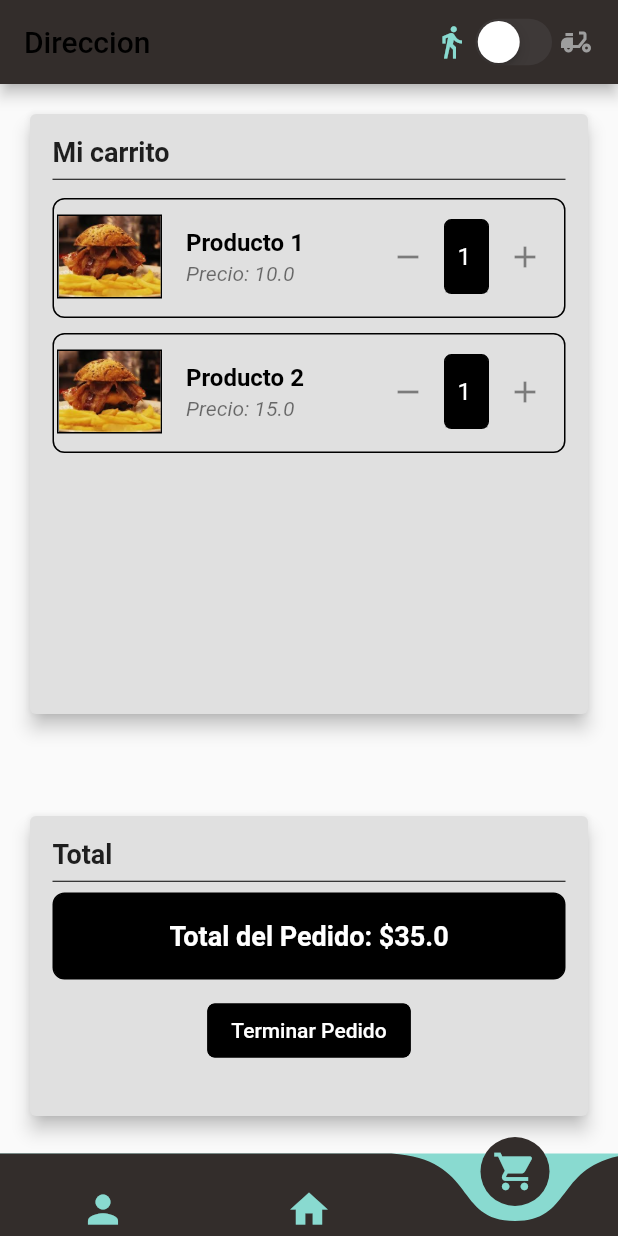
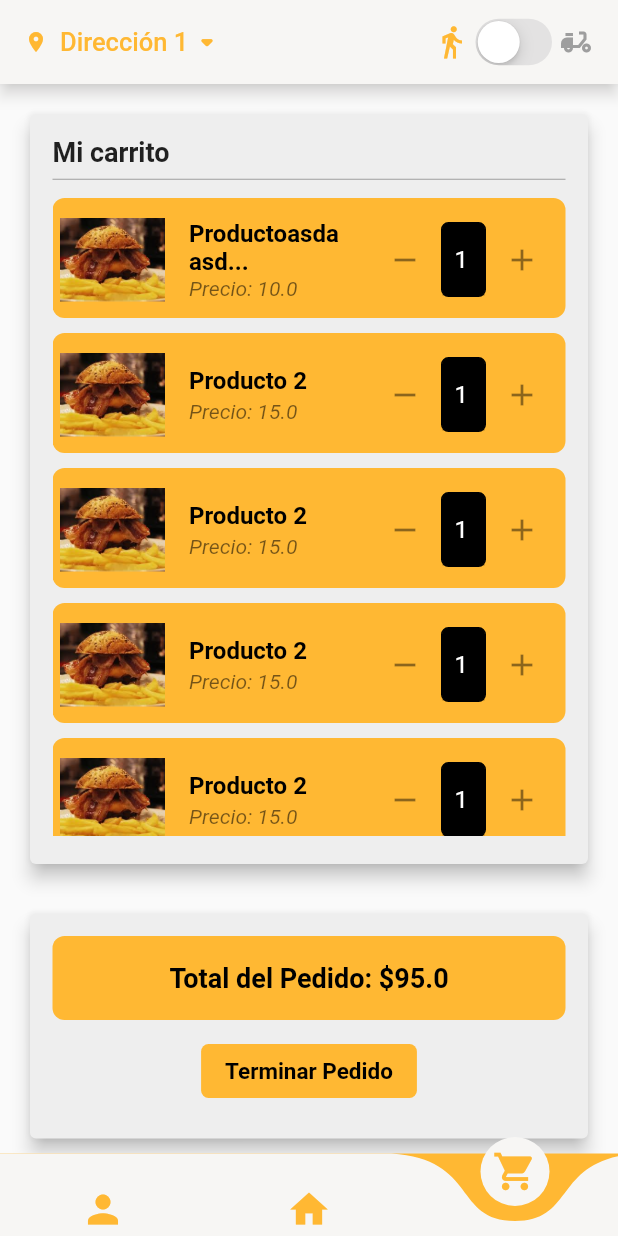
Before and after one commit to luiis03/Delivery_app, a Flutter app: the MainPage screen opened directly, item 3 of the bottom bar chosen, after a tap on "Terminar Pedido", on a phone screen of 412 x 824 dp. Run offline on Flutter 3.47's test engine with Material 3 defaults, Android fonts, the phone set to English and light mode, and no system bars; drawn by our look-alikes of curved_navigation_bar; our stand-ins replace dots_indicator, firebase_auth, firebase_core, get, shared_preferences; missing offline and left inert: clip_shadowx; accounts and stored records are empty; network calls fail; Roboto replaces fonts that are missing (Metropolis).

Commit message:
Añadido cambio de colores y diseño en toda la app + dropdownbutton en appBar, cambios en searchInput

```diff
--- a/lib/pages/carrito/carrito_page.dart
+++ b/lib/pages/carrito/carrito_page.dart
@@ -13,9 +13,12 @@ class CarritoPage extends StatefulWidget {
 }
 
 class _CarritoPageState extends State<CarritoPage> {
-  static const routeName = "/carritoPage";
   List<Producto> carrito = [
-    Producto(nombre: 'Producto 1', cantidad: 2, precio: 10.0),
+    Producto(nombre: 'Productoasdaasdasdasdsasdsd 1', cantidad: 2, precio: 10.0),
+    Producto(nombre: 'Producto 2', cantidad: 1, precio: 15.0),
+    Producto(nombre: 'Producto 2', cantidad: 1, precio: 15.0),
+    Producto(nombre: 'Producto 2', cantidad: 1, precio: 15.0),
+    Producto(nombre: 'Producto 2', cantidad: 1, precio: 15.0),
     Producto(nombre: 'Producto 2', cantidad: 1, precio: 15.0),
   ];
 
@@ -29,10 +32,10 @@ class _CarritoPageState extends State<CarritoPage> {
             crossAxisAlignment: CrossAxisAlignment.stretch,
             children: [
               Card(
-                color: Colors.grey[300],
+                color: Colors.grey[200],
                 elevation: 5.0,
                 child: Container(
-                  height: 400.0,
+                  height: 500.0,
                   padding: const EdgeInsets.all(15.0),
                   child: Column(
                     crossAxisAlignment: CrossAxisAlignment.start,
@@ -54,11 +57,11 @@ class _CarritoPageState extends State<CarritoPage> {
                       ),
                       Divider(
                         height: 15,
-                        color: Colors.black,
+                        color: Colors.grey,
                       ),
                       // Lista de productos
                       Container(
-                        height: 320.0,
+                        height: 430.0,
                         child: ListView.builder(
                           shrinkWrap: true,
                           itemCount: carrito.length,
@@ -68,17 +71,17 @@ class _CarritoPageState extends State<CarritoPage> {
                               margin: EdgeInsets.symmetric(vertical: 5.0),
                               padding: EdgeInsets.all(2.0),
                               decoration: BoxDecoration(
-                                border: Border.all(color: Colors.black),
+                                color: AppColors.naranja,
                                 borderRadius: BorderRadius.circular(8.0),
                               ),
                               child: ListTile(
-                                contentPadding: EdgeInsets.all(0), // Ajusta el espacio interno del ListTile
+                                contentPadding: EdgeInsets.all(3), // Ajusta el espacio interno del ListTile
                                 leading: Container(
                                   width: 70, // Ajusta el ancho del leading según tus preferencias
                                   height: 80, // Ajusta la altura del leading según tus preferencias
                                   decoration: BoxDecoration(
-                                    borderRadius: BorderRadius.circular(Dimensions.radius20),
-                                    border: Border.all(color: Colors.black), // Añade un borde
+                                    color: AppColors.naranja,
+                                    borderRadius: BorderRadius.circular(Dimensions.radius20), // Añade un borde
                                   ),
                                   child: ClipRRect(
                                     borderRadius: BorderRadius.circular(Dimensions.radius20),
@@ -89,7 +92,7 @@ class _CarritoPageState extends State<CarritoPage> {
                                   ),
                                 ),
                                 title: Text(
-                                  carrito[index].nombre,
+                                  carrito[index].nombre.length > 20 ? carrito[index].nombre.substring(0, 15) + '...' : carrito[index].nombre,
                                   style: TextStyle(
                                     color: Colors.black,
                                     fontWeight: FontWeight.bold,
@@ -144,56 +147,34 @@ class _CarritoPageState extends State<CarritoPage> {
                     ],
                   ),
                 ),
-              )
-
-
-              ,SizedBox(height: 60.0),
+              ),
+              SizedBox(height: 25),
               Card(
-                color: Colors.grey[300],
+                color: Colors.grey[200],
                 elevation: 5.0,
                 child: Container(
-                  height: 200.0,
+                  height: 150.0,
                   padding: const EdgeInsets.all(15.0),
                   child: Column(
                     crossAxisAlignment: CrossAxisAlignment.start,
                     children: [
-                      Row(
-                        children: [
-                          Column(
-                            children: [
-                              Text(
-                                'Total',
-                                style: TextStyle(
-                                  fontSize: 18.0,
-                                  fontWeight: FontWeight.bold,
-                                ),
-                              ),
-                            ],
-                          ),
-                        ],
-                      ),
-                      Divider(
-                        height: 15,
-                        color: Colors.black,
-                      ),
                       // Total
                       Container(
                         height: 120.0,
                         child: Column(
                           children: [
                             ListTile(
-                              tileColor: Colors.black, // Color de fondo del ListTile
+                              tileColor: AppColors.naranja, // Color de fondo del ListTile
                               shape: RoundedRectangleBorder(
                                 borderRadius: BorderRadius.circular(8.0), // Bordes redondeados del ListTile
-                                side: BorderSide(color: Colors.black), // Borde del ListTile
                               ),
                               title: Center(
                                 child: Text(
                                   'Total del Pedido: \$${calcularTotalCarrito()}',
                                   style: TextStyle(
-                                    color: Colors.white, // Color del texto
+                                    color: Colors.black, // Color del texto
                                     fontWeight: FontWeight.bold,
-                                    fontSize: 18.0,
+                                    fontSize: 18,
                                   ),
                                 ),
                               ),
@@ -202,16 +183,21 @@ class _CarritoPageState extends State<CarritoPage> {
                             // Botón Terminar pedido
                             ElevatedButton(
                               style: ElevatedButton.styleFrom(
-                                backgroundColor: Colors.black, // Color de fondo del botón
+                                backgroundColor: AppColors.naranja, // Color de fondo del botón
                                 shape: RoundedRectangleBorder(
-                                  borderRadius: BorderRadius.circular(5.0), // Bordes redondeados del botón
-                                  side: BorderSide(color: Colors.black), // Borde del botón
+                                  borderRadius: BorderRadius.circular(5.0), // Bordes redondeados del botón// Borde del botón
                                 ),
                               ),
                               onPressed: () {
                                 // Navegar a la pantalla de finalización del pedido
                               },
-                              child: Text('Terminar Pedido', style: TextStyle(color: Colors.white)),
+                              child: Text('Terminar Pedido',
+                                style: TextStyle(
+                                  color: Colors.black, // Color del texto
+                                  fontWeight: FontWeight.bold,
+                                  fontSize: 15,
+                                ),
+                              ),
                             ),
                           ],
                         ),
--- a/lib/pages/home/home_page.dart
+++ b/lib/pages/home/home_page.dart
@@ -39,12 +39,13 @@ class _HomePageState extends State<HomePage> {
   Widget build(BuildContext context) {
     return Scaffold(
       body: Container(
-        color: AppColors.mainBlackColor,
+        color: AppColors.buttonBackgroundColor,
         child: Column(
           children: [
+            SizedBox(height: 5),
             Row(
               children: [
-                SearchBarInput()
+                SearchBarInput(),
               ],
             ),
             SizedBox(height: 10),
@@ -77,7 +78,7 @@ class _HomePageState extends State<HomePage> {
                   padding: const EdgeInsets.all(5.0),
                   child: Container(
                     decoration: BoxDecoration(
-                      color: Colors.grey[200],
+                      color: AppColors.naranja,
                       borderRadius: BorderRadius.circular(8),
                     ),
                     child: ListTile(
@@ -86,7 +87,8 @@ class _HomePageState extends State<HomePage> {
                         height: 50, // Altura del contenedor del logo
                         margin: EdgeInsets.only(
                             left: Dimensions.width10,
-                            right: Dimensions.width10),
+                            right: Dimensions.width10
+                        ),
                         decoration: BoxDecoration(
                           borderRadius:
                           BorderRadius.circular(Dimensions.radius20),
--- a/lib/pages/home/main_page.dart
+++ b/lib/pages/home/main_page.dart
@@ -12,8 +12,6 @@ import 'package:flutter/material.dart';
 import 'package:get/get.dart';
 import 'package:http/http.dart' as http;
 
-import '../../models/restaurantes.dart';
-import '../../utils/dimensions.dart';
 import '../carrito/carrito_page.dart';
 import 'home_page.dart';
 
@@ -28,6 +26,7 @@ class _MainPageState extends State<MainPage> {
   TextEditingController searchController = TextEditingController();
   int _currentIndex = 1;
   bool switchValue = false;
+  String selectedAddress = "Dirección 1";
 
   @override
   void initState() {
@@ -39,19 +38,54 @@ class _MainPageState extends State<MainPage> {
   Widget build(BuildContext context) {
     return Scaffold(
       appBar: AppBar(
-        automaticallyImplyLeading: false, // Desactivar el botón de retroceso
-        backgroundColor: AppColors.mainBlackColor,
+        automaticallyImplyLeading: false,
+        backgroundColor: AppColors.buttonBackgroundColor,
+        shadowColor: AppColors.buttonBackgroundColor,
         title: Row(
           mainAxisAlignment: MainAxisAlignment.spaceBetween,
           children: [
-            Column(
+            Icon(Icons.location_on, size: 16, color: AppColors.naranja),
+            Expanded(child: PopupMenuButton<String>(
+              icon: Row(
+                mainAxisAlignment: MainAxisAlignment.start,
                 children: [
-                Text("Direccion"),
+                  Text(
+                    selectedAddress.length > 15 ? selectedAddress.substring(0, 15) + '...' : selectedAddress,
+                    style: TextStyle(
+                        color: AppColors.naranja,
+                        fontSize: 17
+                    ),
+                  ),
+                  Icon(Icons.arrow_drop_down_rounded, size: 25, color: AppColors.naranja),
                 ],
               ),
+              onSelected: (String result) {
+                setState(() {
+                  selectedAddress = result;
+                });
+              },
+              itemBuilder: (BuildContext context) => [
+                PopupMenuItem(
+                  value: "Dirección 1",
+                  child: Row(
+                    children: [
+                      Text("Dirección 1"),
+                    ],
+                  ),
+                ),
+                PopupMenuItem(
+                  value: "Dirección 2",
+                  child: Row(
+                    children: [
+                      Text("Dirección 2"),
+                    ],
+                  ),
+                ),
+              ],
+            )),
             customSwitch(),
           ],
-        ),
+        )
       ),
       bottomNavigationBar: wBottomNavigationBar(),
       body: IndexedStack(
@@ -68,20 +102,22 @@ class _MainPageState extends State<MainPage> {
   CurvedNavigationBar wBottomNavigationBar() {
     return CurvedNavigationBar(
       height: 55,
-        color: AppColors.mainBlackColor,
-        backgroundColor: AppColors.mainColor,
+      color: AppColors.buttonBackgroundColor,
+      backgroundColor: AppColors.naranja,
       animationCurve: Curves.easeInCubic,
       animationDuration: const Duration(milliseconds: 400),
       items: const <Widget>[
-          Icon(Icons.person, size: 30, color: AppColors.mainColor),
-          Icon(Icons.home, size: 30, color: AppColors.mainColor),
-          Icon(Icons.shopping_cart, size: 30, color: AppColors.mainColor),
+        Icon(Icons.person, size: 30, color: AppColors.naranja),
+        Icon(Icons.home, size: 30, color: AppColors.naranja),
+        Icon(Icons.shopping_cart, size: 30, color: AppColors.naranja),
       ],
       onTap: (index) {
         setState(() {
           _currentIndex = index;
         });
-        });
+      },
+      index: _currentIndex,
+    );
   }
 
   Center customSwitch() {
@@ -90,9 +126,9 @@ class _MainPageState extends State<MainPage> {
         mainAxisAlignment: MainAxisAlignment.center,
         children: [
           Icon(Icons.directions_walk,
-              color: switchValue ? Colors.grey : AppColors.mainColor),
+              color: switchValue ? Colors.grey : AppColors.naranja),
           CupertinoSwitch(
-            activeColor: AppColors.mainColor,
+            activeColor: AppColors.naranja,
             value: switchValue,
             onChanged: (value) {
               setState(() {
@@ -101,7 +137,7 @@ class _MainPageState extends State<MainPage> {
             },
           ),
           Icon(Icons.delivery_dining,
-              color: switchValue ? AppColors.mainColor : Colors.grey),
+              color: switchValue ? AppColors.naranja : Colors.grey),
         ],
       ),
     );
--- a/lib/pages/home/slider_catalogo_page.dart
+++ b/lib/pages/home/slider_catalogo_page.dart
@@ -33,8 +33,7 @@ class _SliderCatalogoPageState extends State<SliderCatalogoPage> {
   }
 
   Future<void> cargarRestaurantes() async {
-    List<Restaurantes> restaurantes =
-        await RestaurantesRepositoryImpl().getRestaurantes();
+    List<Restaurantes> restaurantes = await RestaurantesRepositoryImpl().getRestaurantes();
     setState(() {
       this.restaurantes = restaurantes;
     });
@@ -45,7 +44,7 @@ class _SliderCatalogoPageState extends State<SliderCatalogoPage> {
     return Column(
       children: [
         Container(
-          color: AppColors.mainBlackColor,
+          color: AppColors.buttonBackgroundColor,
           height: 280,
           child: PageView.builder(
             controller: pageController,
@@ -60,11 +59,12 @@ class _SliderCatalogoPageState extends State<SliderCatalogoPage> {
             },
           ),
         ),
+        if (restaurantes.isNotEmpty)
           DotsIndicator(
             dotsCount: restaurantes.length,
             position: _currentPage.toInt(),
             decorator: DotsDecorator(
-            activeColor: AppColors.mainColor,
+              activeColor: AppColors.naranja,
               size: const Size.square(9.0),
               activeSize: const Size(18.0, 9.0),
               activeShape: RoundedRectangleBorder(
@@ -114,9 +114,18 @@ class _SliderCatalogoPageState extends State<SliderCatalogoPage> {
                 children: [
                   Row(
                     mainAxisAlignment: MainAxisAlignment.center,
-                    children: [Text(restaurante.nombre)],
+                    children: [
+                      Text(
+                        restaurante.nombre,
+                        style: TextStyle(
+                          fontSize: 18, // Ajusta el tamaño del texto según sea necesario
+                          fontWeight: FontWeight.bold,
                         ),
-                  SizedBox(height: 10),
+                      ),
+                    ],
+                  ),
+                  Divider(height: 10),
+                  SizedBox(height: 5),
                   Row(
                     mainAxisAlignment: MainAxisAlignment.start,
                     children: [
--- a/lib/pages/perfil/perfil_page.dart
+++ b/lib/pages/perfil/perfil_page.dart
@@ -1,3 +1,4 @@
+import 'package:delivery_app/utils/dimensions.dart';
 import 'package:flutter/cupertino.dart';
 import 'package:flutter/material.dart';
 import 'package:shared_preferences/shared_preferences.dart';
@@ -58,7 +59,7 @@ class _PerfilPageState extends State<PerfilPage> {
             children: [
               Card(
                 elevation: 5.0,
-                color: Colors.grey[300],
+                color: Colors.grey[200],
                 child: Padding(
                   padding: const EdgeInsets.all(15.0),
                   child: Column(
@@ -93,7 +94,7 @@ class _PerfilPageState extends State<PerfilPage> {
                         ],
                       ),
 
-                      Divider(height: 15, color: AppColors.mainBlackColor,),
+                      Divider(height: 15, color: Colors.grey,),
                       buildInfoField('Nombre', 'John'),
                       buildInfoField('Apellidos', 'Dow'),
                       buildInfoField('Email', 'john@gmail.com'),
@@ -104,7 +105,7 @@ class _PerfilPageState extends State<PerfilPage> {
               ),
               SizedBox(height: 15.0),
               Card(
-                color: Colors.grey[300],
+                color: Colors.grey[200],
                 elevation: 5.0,
                 child: Container(
                   height: 250.0, // Ajusta la altura del Card según tus preferencias
@@ -139,14 +140,13 @@ class _PerfilPageState extends State<PerfilPage> {
                               margin: EdgeInsets.symmetric(vertical: 5.0),
                               padding: EdgeInsets.all(2.0),
                               decoration: BoxDecoration(
-                                border: Border.all(color: Colors.black), // Añade un borde
-                                borderRadius: BorderRadius.circular(8.0), // Bordes redondeados
+                                color: AppColors.naranja,
+                                borderRadius: BorderRadius.circular(8),
                               ),
                               child: ListTile(
                                 title: Text(
                                   misPedidos[index],
                                   style: TextStyle(
-                                    color: Colors.black, // Cambia este color según tus preferencias
                                     fontWeight: FontWeight.bold,
                                   ),
                                 ),
@@ -167,7 +167,7 @@ class _PerfilPageState extends State<PerfilPage> {
               ),
               SizedBox(height: 15.0),
               Card(
-                color: Colors.grey[300],
+                color: Colors.grey[200],
                 elevation: 5.0,
                 child: Container(
                   height: 140.0, // Ajusta la altura del Card según tus preferencias
@@ -190,7 +190,7 @@ class _PerfilPageState extends State<PerfilPage> {
                           ),
                         ],
                       ),
-                      Divider(height: 20, color: Colors.black,),
+                      Divider(height: 20, color: Colors.grey),
                       // Lista de pedidos
                       Container(
                         height: 60.0, // Ajusta la altura de la lista según tus preferencias
@@ -217,7 +217,7 @@ class _PerfilPageState extends State<PerfilPage> {
         children: [
           Text(title, style: TextStyle(fontWeight: FontWeight.w800, color: Colors.grey[600]),),
           Transform.scale(scale: 0.7, child: CupertinoSwitch(
-            activeColor: Colors.black,
+            activeColor: AppColors.naranja,
             trackColor: Colors.grey,
             value: value,
             onChanged: (bool newValue){
--- a/lib/pages/splash_screen.dart
+++ b/lib/pages/splash_screen.dart
@@ -1,5 +1,6 @@
 import 'dart:async';
 
+import 'package:delivery_app/utils/colors.dart';
 import 'package:delivery_app/utils/helper.dart';
 import 'package:flutter/material.dart';
 import 'landing_screen.dart';
@@ -35,7 +36,7 @@ class _SplashScreenState extends State<SplashScreen> {
             Container(
               height: double.infinity,
               width: double.infinity,
-              color: Colors.amber,
+              color: AppColors.naranja,
             ),
             Align(
               alignment: Alignment.center,
--- a/lib/widgets/search_bar.dart
+++ b/lib/widgets/search_bar.dart
@@ -1,3 +1,4 @@
+import 'package:delivery_app/utils/colors.dart';
 import 'package:flutter/material.dart';
 import 'package:flutter/widgets.dart';
 
@@ -10,36 +11,42 @@ class SearchBarInput extends StatelessWidget {
   Widget build(BuildContext context) {
     return Expanded(
       child: Padding(
-        padding: const EdgeInsets.symmetric(horizontal: 5.0),
-        child: SizedBox(
-          height: 45,
-          width: 300,
+        padding: const EdgeInsets.symmetric(horizontal: 5.0, vertical: 5),
         child: TextField(
           textAlignVertical: TextAlignVertical.bottom,
           controller: searchController,
-            decoration: const InputDecoration(
-              hintText: 'Buscar ',
+          decoration: InputDecoration(
+            hintText: 'Buscar...',
+            contentPadding: EdgeInsets.symmetric(vertical: 15),
             prefixIcon: Icon(
               Icons.search,
-                color: Colors.white,
+            ),
+            suffixIcon: IconButton(
+              icon: Icon(Icons.clear),
+              onPressed: () {
+                searchController.clear();
+                FocusScope.of(context).unfocus();
+              },
             ),
             enabledBorder: OutlineInputBorder(
-                borderSide: BorderSide(color: Colors.white),
+              borderSide: BorderSide(color: AppColors.textColor),
             ),
+            focusColor: AppColors.naranja,
             focusedBorder: OutlineInputBorder(
-                borderSide: BorderSide(color: Colors.white),
+              borderSide: BorderSide(color: AppColors.naranja),
             ),
-              hintStyle: TextStyle(color: Colors.white),
-              labelStyle: TextStyle(color: Colors.white),
-              prefixStyle: TextStyle(color: Colors.white),
-              suffixStyle: TextStyle(color: Colors.white),
-              counterStyle: TextStyle(color: Colors.white),
+            hintStyle: TextStyle(color: AppColors.textColor),
+            labelStyle: TextStyle(color: AppColors.textColor),
+            prefixStyle: TextStyle(color: AppColors.textColor),
+            suffixStyle: TextStyle(color: AppColors.textColor),
+            counterStyle: TextStyle(color: AppColors.textColor),
           ),
-            style: TextStyle(color: Colors.white),
-          ),
+          style: TextStyle(color: AppColors.textColor),
         ),
       ),
     );
   }
 
+
+
 }
```
Lines whose indentation alone changed are shown as unchanged.
